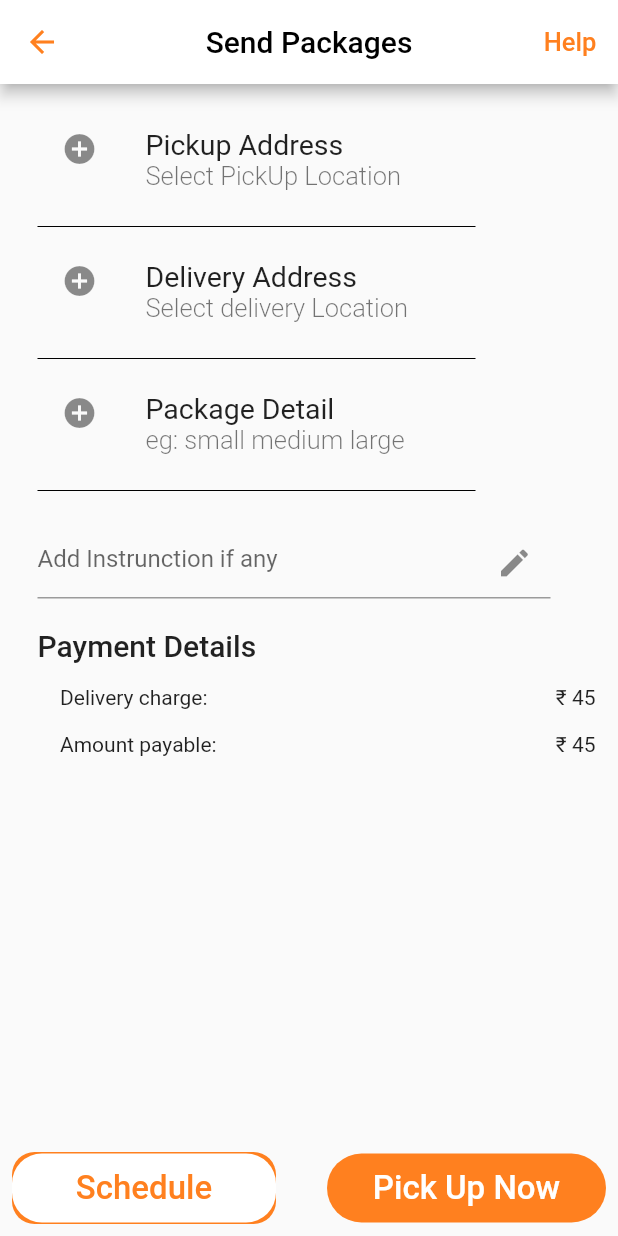
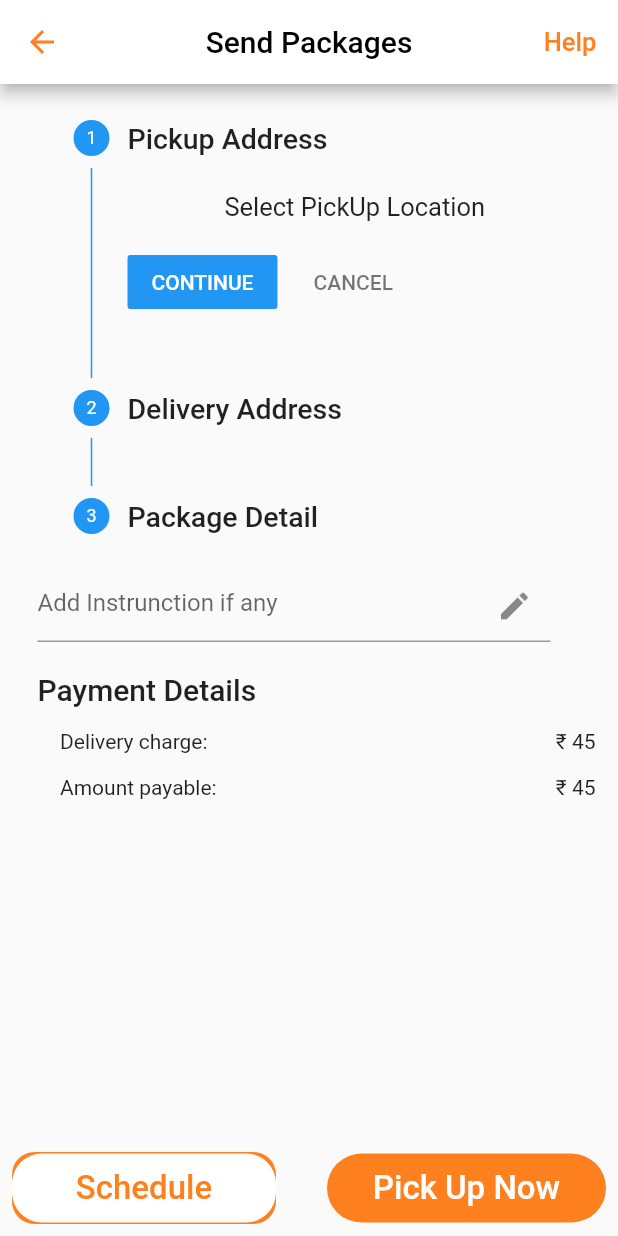
Before and after one commit to deepak-glad/customer_delivery, a Flutter app: the SendPackage screen opened by its route, on a phone screen of 412 x 824 dp. Run offline on Flutter 3.47's test engine with Material 2 defaults, Android fonts, the phone set to English and light mode, and no system bars; our stand-ins replace carousel_slider, date_format, material_design_icons_flutter, percent_indicator, rflutter_alert.

Commit message:
at last one

```diff
--- a/lib/main.dart
+++ b/lib/main.dart
@@ -12,6 +12,7 @@ import 'package:customer_delivery_app/screen/pickup_address.dart';
 import 'package:customer_delivery_app/screen/profile.dart';
 import 'package:customer_delivery_app/screen/saved_address.dart';
 import 'package:customer_delivery_app/screen/send_package.dart';
+import 'package:customer_delivery_app/screen/status_payment.dart';
 import 'package:customer_delivery_app/screen/wallet.dart';
 import 'package:customer_delivery_app/widgets/edit_profile.dart';
 import 'package:customer_delivery_app/screen/track_detail.dart';
@@ -59,6 +60,7 @@ class MyApp extends StatelessWidget {
           TrackOrders.routeName: (ctx) => TrackOrders(),
           SaveAddress.routeName: (ctx) => SaveAddress(),
           Wallet.routeName: (ctx) => Wallet(),
+          PaymentStatus.routeName: (ctx) => PaymentStatus(),
         },
       ),
     );
--- a/lib/screen/order_summary.dart
+++ b/lib/screen/order_summary.dart
@@ -388,7 +388,7 @@ class OrderSummary extends StatelessWidget {
               onPressed: () {
                 Navigator.of(context).pushNamed(PaymentMethod.routename);
               },
-              child: Text('Pay now'),
+              child: Text('continue'),
               style: ButtonStyle(
                 backgroundColor:
                     MaterialStateProperty.all<Color>(Colors.deepOrange),
--- a/lib/screen/send_package.dart
+++ b/lib/screen/send_package.dart
@@ -93,7 +93,8 @@ class _SendPackageState extends State<SendPackage> {
         backgroundColor: Theme.of(context).primaryColor,
       ),
       body: SingleChildScrollView(
-        child: Padding(
+        child: Container(
+          height: 800,
           padding: const EdgeInsets.only(left: 25.0),
           child: Column(
             crossAxisAlignment: CrossAxisAlignment.start,
@@ -101,10 +102,13 @@ class _SendPackageState extends State<SendPackage> {
               DetailSend(),
               Container(
                 width: MediaQuery.of(context).size.width - 70,
-                child: TextField(
-                  decoration: InputDecoration(
-                      hintText: 'Add Instrunction if any',
-                      suffixIcon: Icon(Icons.edit)),
+                child: Theme(
+                  data: ThemeData(primaryColor: Colors.deepOrange),
+                  child: TextField(
+                    decoration: InputDecoration(
+                        hintText: 'Add Instrunction if any',
+                        suffixIcon: Icon(Icons.edit)),
+                  ),
                 ),
               ),
               SizedBox(height: 20),
--- a/lib/widgets/send_package_detail.dart
+++ b/lib/widgets/send_package_detail.dart
@@ -3,62 +3,98 @@ import 'package:customer_delivery_app/screen/package_Detail.dart';
 import 'package:customer_delivery_app/screen/pickup_address.dart';
 import 'package:flutter/material.dart';
 
-class DetailSend extends StatelessWidget {
+class DetailSend extends StatefulWidget {
+  @override
+  _DetailSendState createState() => _DetailSendState();
+}
+
+class _DetailSendState extends State<DetailSend> {
+  StepperType stepperType = StepperType.vertical;
+
+  int currentStep = 0;
+  StepState stat = StepState.indexed;
+  bool complet = false;
+
+  cancel() {
+    if (currentStep > 0) {
+      goTo(currentStep - 1);
+    }
+  }
+
+  goTo(int step) {
+    setState(() => currentStep = step);
+  }
+
+  List<Step> steps = [
+    Step(
+      isActive: true,
+      state: StepState.indexed,
+      title: Text(
+        'Pickup Address',
+        style: TextStyle(fontSize: 19, fontWeight: FontWeight.w500),
+      ),
+      content: Text(
+        'Select PickUp Location',
+        style: TextStyle(fontSize: 17, fontWeight: FontWeight.w400),
+      ),
+    ),
+    Step(
+      isActive: true,
+      state: StepState.indexed,
+      title: Text(
+        'Delivery Address',
+        style: TextStyle(fontSize: 19, fontWeight: FontWeight.w500),
+      ),
+      content: Text(
+        'Select delivery Location',
+        style: TextStyle(fontSize: 17, fontWeight: FontWeight.w400),
+      ),
+    ),
+    Step(
+      isActive: true,
+      state: StepState.indexed,
+      title: Text(
+        'Package Detail',
+        style: TextStyle(fontSize: 19, fontWeight: FontWeight.w500),
+      ),
+      content: Text(
+        'eg: small medium large',
+        style: TextStyle(fontSize: 17, fontWeight: FontWeight.w400),
+      ),
+    ),
+  ];
   @override
   Widget build(BuildContext context) {
+    // var dtaa = Provider.of<DeliveryProvider>(context);
+    // print(dtaa.daddress);
+    next() {
+      // if (dtaa.daddress != null)
+      currentStep + 1 != steps.length
+          ? goTo(currentStep + 1)
+          : setState(() {
+              complet = true;
+              stat = StepState.complete;
+            });
+      currentStep == 0
+          ? Navigator.of(context).pushNamed(PickupAddress.routeName)
+          : currentStep == 1
+              ? Navigator.of(context).pushNamed(DeliveryAddress.routeName)
+              : Navigator.of(context).pushNamed(PackageDetail.routeName);
+    }
+
     return Container(
-      height: 280,
-      margin: const EdgeInsets.only(top: 15),
-      child: Container(
-        width: MediaQuery.of(context).size.width - 120,
-        child: Column(
-          children: [
-            ListTile(
-              leading: Icon(Icons.add_circle),
-              title: Text(
-                'Pickup Address',
-                style: TextStyle(fontSize: 19, fontWeight: FontWeight.w400),
-              ),
-              subtitle: Text(
-                'Select PickUp Location',
-                style: TextStyle(fontSize: 17, fontWeight: FontWeight.w300),
-              ),
-              onTap: () {
-                Navigator.of(context).pushNamed(PickupAddress.routeName);
-              },
-            ),
-            Divider(color: Colors.black),
-            ListTile(
-              leading: Icon(Icons.add_circle),
-              title: Text(
-                'Delivery Address',
-                style: TextStyle(fontSize: 19, fontWeight: FontWeight.w400),
-              ),
-              subtitle: Text(
-                'Select delivery Location',
-                style: TextStyle(fontSize: 17, fontWeight: FontWeight.w300),
-              ),
-              onTap: () {
-                Navigator.of(context).pushNamed(DeliveryAddress.routeName);
-              },
-            ),
-            Divider(color: Colors.black),
-            ListTile(
-              leading: Icon(Icons.add_circle),
-              title: Text(
-                'Package Detail',
-                style: TextStyle(fontSize: 19, fontWeight: FontWeight.w400),
-              ),
-              subtitle: Text(
-                'eg: small medium large',
-                style: TextStyle(fontSize: 17, fontWeight: FontWeight.w300),
-              ),
-              onTap: () {
-                Navigator.of(context).pushNamed(PackageDetail.routeName);
-              },
-            ),
-            Divider(color: Colors.black),
-          ],
+      // height: 300,
+      // margin: const EdgeInsets.only(top: 15),
+      child: Theme(
+        data: ThemeData(primaryColor: Colors.deepOrange),
+        child: Stepper(
+          type: stepperType,
+          steps: steps,
+          currentStep: currentStep,
+          onStepContinue: next,
+          onStepTapped: (step) => goTo(step),
+          onStepCancel: cancel,
+          physics: NeverScrollableScrollPhysics(),
         ),
       ),
     );
```
Also changed, not shown: lib/Provider/delivery_provider.dart (+9 -1 lines), lib/screen/payment_method.dart (+120 -2 lines), lib/screen/status_payment.dart (added, +9 -0 lines), lib/widgets/card.dart (added, +93 -0 lines).
